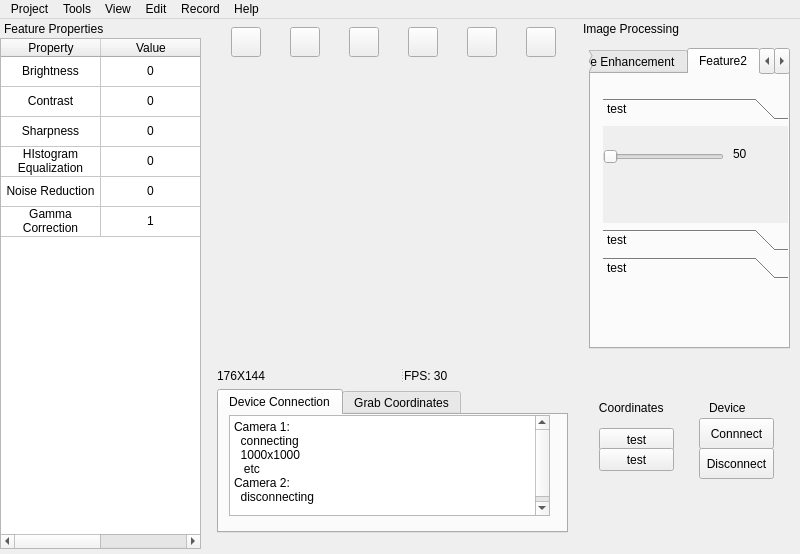
Old version of the form mainwindow.ui in the repository yuranxue272181/WPIMQP.
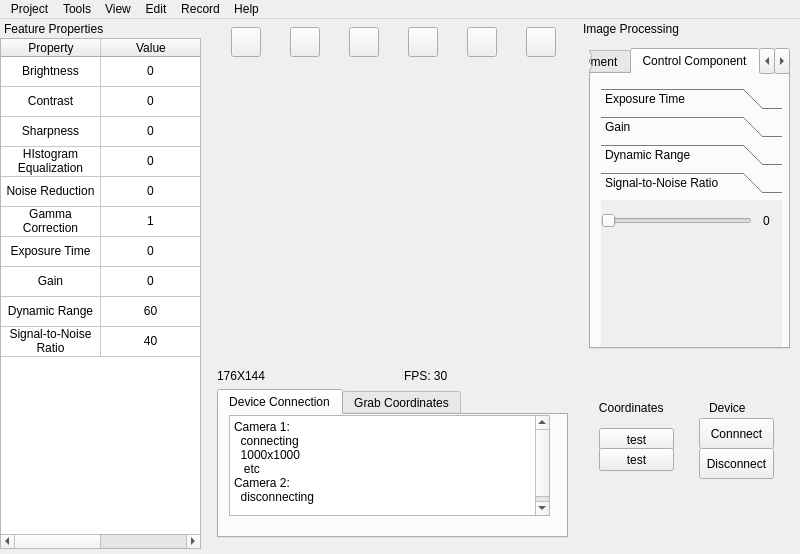
New version of the form. The open tabs and pages were chosen to show the change.

What changed in the file:
```diff
--- a/mainwindow.ui
+++ b/mainwindow.ui
@@ -176,7 +176,7 @@
       <x>10</x>
       <y>350</y>
       <width>351</width>
-      <height>164</height>
+      <height>169</height>
      </rect>
     </property>
     <layout class="QVBoxLayout" name="verticalLayout">
@@ -425,6 +425,10 @@
      <row/>
      <row/>
      <row/>
+     <row/>
+     <row/>
+     <row/>
+     <row/>
      <column>
       <property name="text">
        <string>Property</string>
@@ -519,6 +523,70 @@
       <property name="text">
        <string>Gamma Correction</string>
       </property>
+      <property name="textAlignment">
+       <set>AlignCenter</set>
+      </property>
+     </item>
+     <item row="5" column="1">
+      <property name="text">
+       <string>1</string>
+      </property>
+      <property name="textAlignment">
+       <set>AlignCenter</set>
+      </property>
+     </item>
+     <item row="6" column="0">
+      <property name="text">
+       <string>Exposure Time</string>
+      </property>
+      <property name="textAlignment">
+       <set>AlignCenter</set>
+      </property>
+     </item>
+     <item row="6" column="1">
+      <property name="text">
+       <string>0</string>
+      </property>
+      <property name="textAlignment">
+       <set>AlignCenter</set>
+      </property>
+     </item>
+     <item row="7" column="0">
+      <property name="text">
+       <string>Gain</string>
+      </property>
+      <property name="textAlignment">
+       <set>AlignCenter</set>
+      </property>
+     </item>
+     <item row="7" column="1">
+      <property name="text">
+       <string>0</string>
+      </property>
+      <property name="textAlignment">
+       <set>AlignCenter</set>
+      </property>
+     </item>
+     <item row="8" column="0">
+      <property name="text">
+       <string>Dynamic Range</string>
+      </property>
+      <property name="textAlignment">
+       <set>AlignCenter</set>
+      </property>
+     </item>
+     <item row="8" column="1">
+      <property name="text">
+       <string>60</string>
+      </property>
+      <property name="textAlignment">
+       <set>AlignCenter</set>
+      </property>
+     </item>
+     <item row="9" column="0">
+      <property name="text">
+       <string>Signal-to-Noise Ratio</string>
+      </property>
       <property name="font">
        <font>
         <kerning>true</kerning>
@@ -528,9 +596,9 @@
        <set>AlignCenter</set>
       </property>
      </item>
-     <item row="5" column="1">
+     <item row="9" column="1">
       <property name="text">
-       <string>1</string>
+       <string>40</string>
       </property>
       <property name="textAlignment">
        <set>AlignCenter</set>
@@ -887,15 +955,15 @@
      </widget>
      <widget class="QWidget" name="tab_3">
       <attribute name="title">
-       <string>Feature2</string>
+       <string>Control Component</string>
       </attribute>
       <widget class="QToolBox" name="toolBox_2">
        <property name="geometry">
         <rect>
-         <x>12</x>
-         <y>24</y>
-         <width>191</width>
-         <height>181</height>
+         <x>10</x>
+         <y>14</y>
+         <width>181</width>
+         <height>261</height>
         </rect>
        </property>
        <property name="styleSheet">
@@ -909,19 +977,19 @@
          <rect>
           <x>0</x>
           <y>0</y>
-          <width>191</width>
-          <height>91</height>
+          <width>181</width>
+          <height>121</height>
          </rect>
         </property>
         <attribute name="label">
-         <string>test</string>
+         <string>Exposure Time</string>
         </attribute>
         <widget class="QSlider" name="horizontalSlider_2">
          <property name="geometry">
           <rect>
            <x>0</x>
-           <y>20</y>
-           <width>121</width>
+           <y>10</y>
+           <width>151</width>
            <height>22</height>
           </rect>
          </property>
@@ -932,14 +1000,17 @@
         <widget class="QLabel" name="label_3">
          <property name="geometry">
           <rect>
-           <x>130</x>
-           <y>20</y>
-           <width>21</width>
-           <height>16</height>
+           <x>150</x>
+           <y>10</y>
+           <width>31</width>
+           <height>21</height>
           </rect>
          </property>
          <property name="text">
-          <string>50</string>
+          <string>0</string>
+         </property>
+         <property name="alignment">
+          <set>Qt::AlignmentFlag::AlignCenter</set>
          </property>
         </widget>
        </widget>
@@ -953,7 +1024,7 @@
          </rect>
         </property>
         <attribute name="label">
-         <string>test</string>
+         <string>Gain</string>
         </attribute>
        </widget>
        <widget class="QWidget" name="Sharpen_2">
@@ -966,8 +1037,79 @@
          </rect>
         </property>
         <attribute name="label">
-         <string>test</string>
+         <string>Dynamic Range</string>
         </attribute>
+        <widget class="QSlider" name="dynamicRangeSlider">
+         <property name="geometry">
+          <rect>
+           <x>0</x>
+           <y>10</y>
+           <width>151</width>
+           <height>22</height>
+          </rect>
+         </property>
+         <property name="orientation">
+          <enum>Qt::Orientation::Horizontal</enum>
+         </property>
+        </widget>
+        <widget class="QLabel" name="dynamicRange">
+         <property name="geometry">
+          <rect>
+           <x>150</x>
+           <y>10</y>
+           <width>31</width>
+           <height>21</height>
+          </rect>
+         </property>
+         <property name="text">
+          <string>0</string>
+         </property>
+         <property name="alignment">
+          <set>Qt::AlignmentFlag::AlignCenter</set>
+         </property>
+        </widget>
+       </widget>
+       <widget class="QWidget" name="page_9">
+        <property name="geometry">
+         <rect>
+          <x>0</x>
+          <y>0</y>
+          <width>98</width>
+          <height>28</height>
+         </rect>
+        </property>
+        <attribute name="label">
+         <string>Signal-to-Noise Ratio</string>
+        </attribute>
+        <widget class="QSlider" name="STNRSlider">
+         <property name="geometry">
+          <rect>
+           <x>0</x>
+           <y>10</y>
+           <width>151</width>
+           <height>22</height>
+          </rect>
+         </property>
+         <property name="orientation">
+          <enum>Qt::Orientation::Horizontal</enum>
+         </property>
+        </widget>
+        <widget class="QLabel" name="STNR">
+         <property name="geometry">
+          <rect>
+           <x>150</x>
+           <y>10</y>
+           <width>31</width>
+           <height>21</height>
+          </rect>
+         </property>
+         <property name="text">
+          <string>0</string>
+         </property>
+         <property name="alignment">
+          <set>Qt::AlignmentFlag::AlignCenter</set>
+         </property>
+        </widget>
        </widget>
       </widget>
      </widget>
```
Left out of the diff: 73 changed lines with no effect on the pictures.
